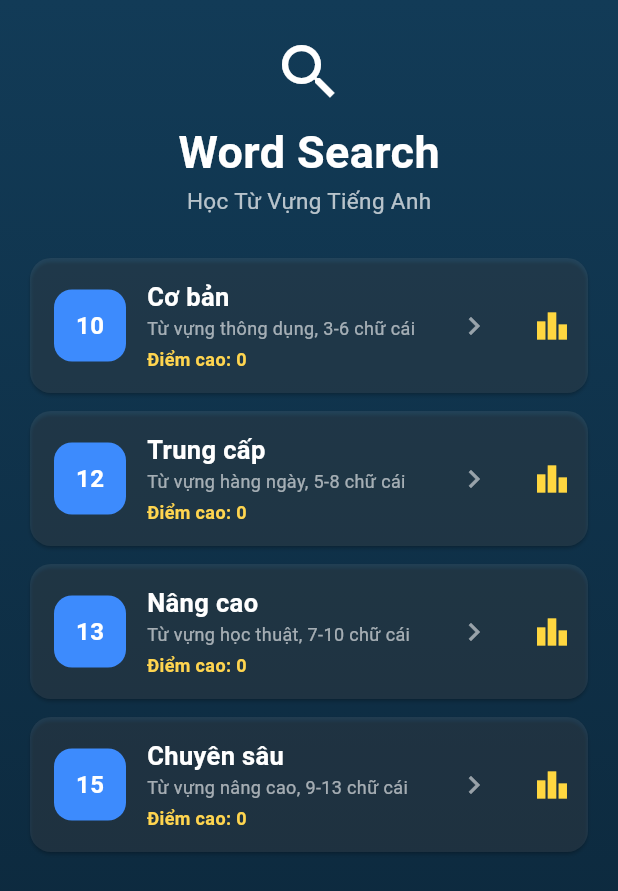
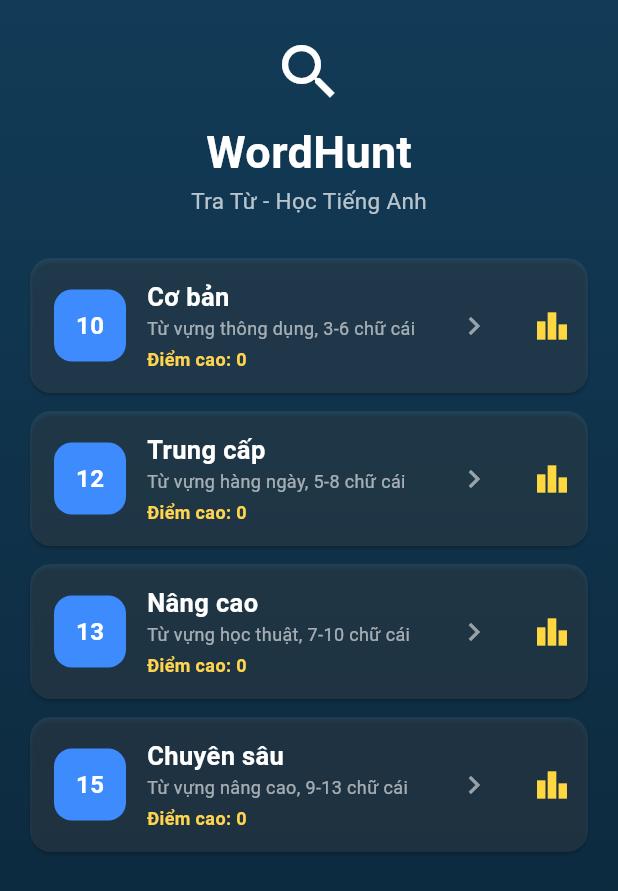
Before and after one commit to nttqn/word-search-app, a Flutter app: the screen it shows after launch, on a phone screen of 412 x 824 dp. Shown: the top 891 px of the screen. Run offline on Flutter 3.47's test engine with Material 3 defaults, Android fonts, the phone set to English and light mode, and no system bars; drawn by our look-alikes of google_mobile_ads; our stand-ins replace shared_preferences; missing offline and left inert: games_services; network calls fail.

Commit message:
Rename display name to WordHunt - Tra Từ
User picked this over the original "Word Search - Học Từ Vựng" and
two other options. Only the display name changes (MaterialApp.title,
home screen title, android:label) — the Dart package name
(word_search_vocab) and Android application ID stay as-is, same
precedent as block-puzzle-app's own display-name-only rename.

Co-Authored-By: Claude Sonnet 5 <noreply@anthropic.com>

```diff
--- a/lib/main.dart
+++ b/lib/main.dart
@@ -15,7 +15,7 @@ class WordSearchApp extends StatelessWidget {
   @override
   Widget build(BuildContext context) {
     return MaterialApp(
-      title: 'Word Search - Học Từ Vựng',
+      title: 'WordHunt - Tra Từ',
       debugShowCheckedModeBanner: false,
       theme: ThemeData(
         colorSchemeSeed: const Color(0xFF3D8BFD),
--- a/lib/screens/home_screen.dart
+++ b/lib/screens/home_screen.dart
@@ -76,7 +76,7 @@ class _HomeScreenState extends State<HomeScreen> {
               const Icon(Icons.search, color: Colors.white, size: 48),
               const SizedBox(height: 8),
               const Text(
-                'Word Search',
+                'WordHunt',
                 style: TextStyle(
                   color: Colors.white,
                   fontSize: 30,
@@ -84,7 +84,7 @@ class _HomeScreenState extends State<HomeScreen> {
                 ),
               ),
               const Text(
-                'Học Từ Vựng Tiếng Anh',
+                'Tra Từ - Học Tiếng Anh',
                 style: TextStyle(color: Colors.white70, fontSize: 15),
               ),
               const SizedBox(height: 20),
--- a/pubspec.yaml
+++ b/pubspec.yaml
@@ -1,5 +1,5 @@
 name: word_search_vocab
-description: "Word Search - Học Từ Vựng: an English vocabulary word-search game."
+description: "WordHunt - Tra Từ: an English vocabulary word-search game."
 publish_to: 'none'
 version: 1.0.0+1
 
```
Also changed, not shown: 3 other files.
